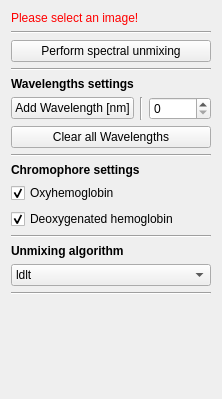
The window that Plugins/org.mitk.gui.qt.photoacoustics.spectralunmixing/src/internal/SpectralUnmixingControls.ui (MITK/MITK) describes before a commit, drawn with Qt 5.
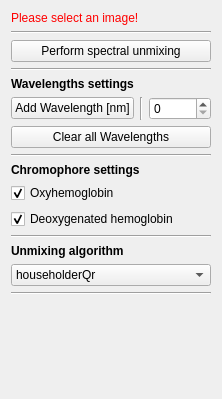
The same window after the commit.

The edit to the form file:
```diff
--- a/Plugins/org.mitk.gui.qt.photoacoustics.spectralunmixing/src/internal/SpectralUnmixingControls.ui
+++ b/Plugins/org.mitk.gui.qt.photoacoustics.spectralunmixing/src/internal/SpectralUnmixingControls.ui
@@ -120,6 +120,11 @@
        </item>
        <item row="15" column="0">
         <widget class="QComboBox" name="QComboBoxAlgorithm">
+         <item>
+          <property name="text">
+           <string>householderQr</string>
+          </property>
+         </item>
          <item>
           <property name="text">
            <string>ldlt</string>
```
Left out of the diff: 12 changed lines with no effect on the pictures.
